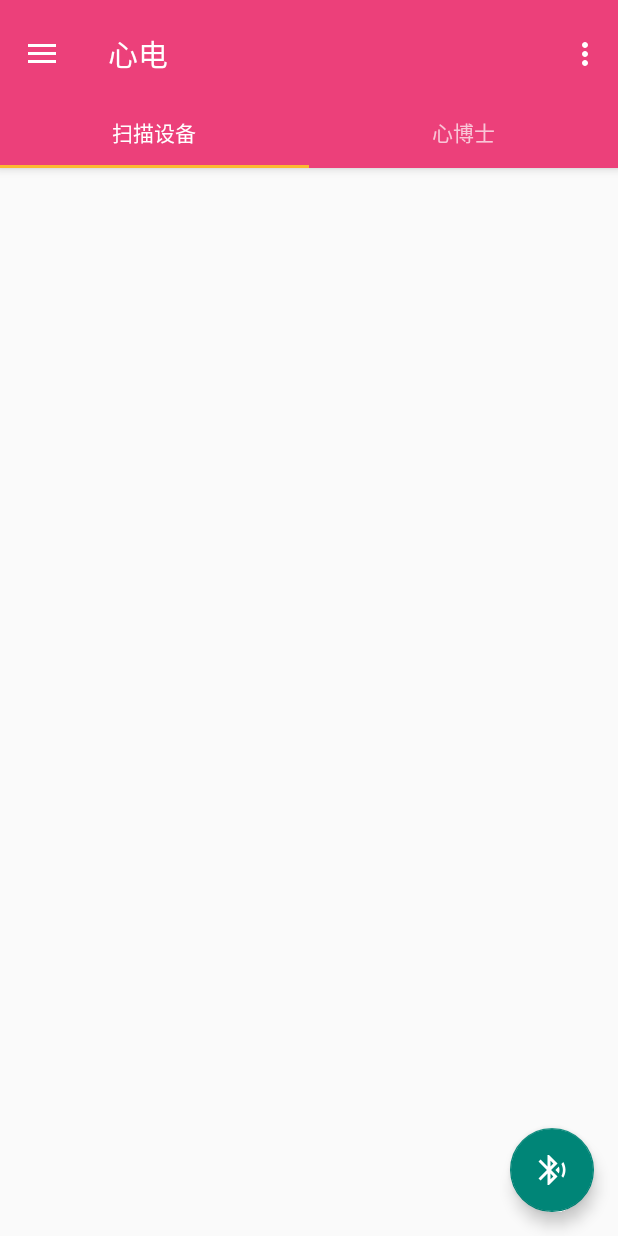
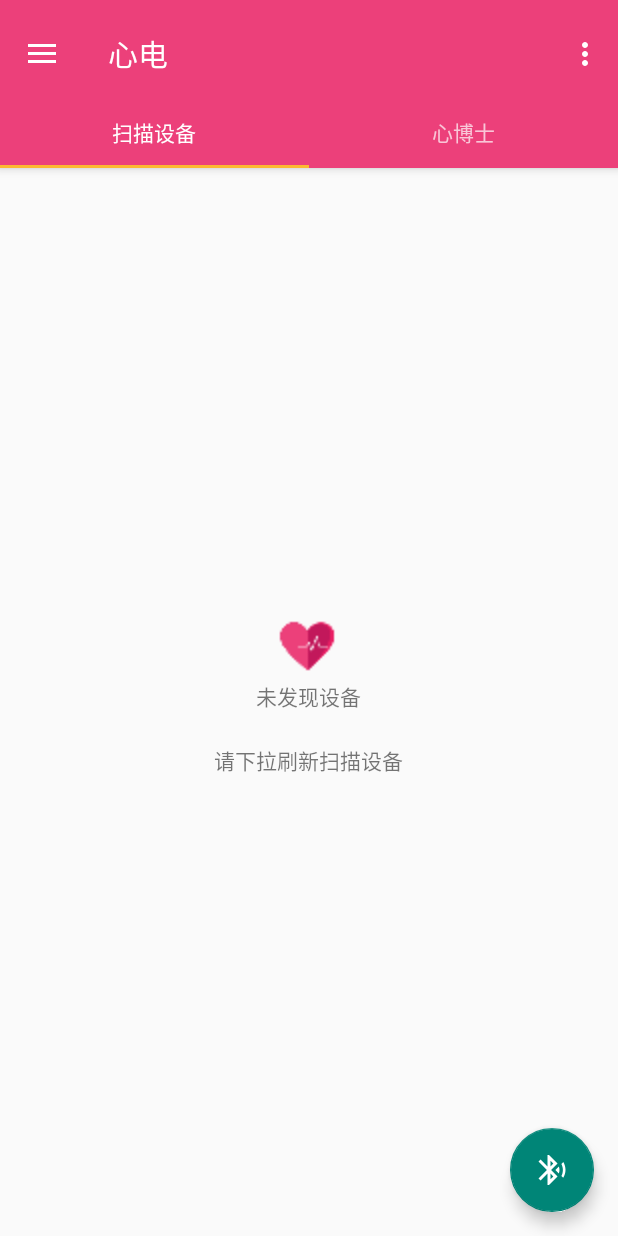
Before and after one commit to agenthun/BleECG, an Android app: the screen it shows after launch (MainActivity), on a phone screen of 412 x 824 dp. Run offline under Robolectric (Android 15) with nearby library versions, the phone set to English and light mode, and no system bars; our stand-ins replace ButterKnife; libraries missing offline, so code that uses them is left out: com.github.ybq.android, com.txusballesteros, it.gmariotti.recyclerview; 5 statements that could not run were skipped.

Commit message:
add emptyView @ recyclerView

```diff
--- a/app/src/main/java/com/agenthun/bleecg/fragment/ScanDeviceFragment.java
+++ b/app/src/main/java/com/agenthun/bleecg/fragment/ScanDeviceFragment.java
@@ -24,6 +24,7 @@ import com.agenthun.bleecg.activity.DeviceOperationActivity;
 import com.agenthun.bleecg.activity.MainActivity;
 import com.agenthun.bleecg.adapter.DeviceAdapter;
 import com.agenthun.bleecg.connectivity.ble.ACSUtility;
+import com.agenthun.bleecg.view.CheckEmptyRecyclerView;
 
 import java.util.ArrayList;
 import java.util.HashMap;
@@ -49,7 +50,8 @@ public class ScanDeviceFragment extends Fragment implements SwipeRefreshLayout.O
     private String mContainerNo;
 
     private SwipeRefreshLayout swipeRefreshLayout;
-    private RecyclerView recyclerView;
+    private View noDevices;
+    private CheckEmptyRecyclerView recyclerView;
     private DeviceAdapter deviceAdapter;
 
     private BluetoothAdapter mBluetoothAdapter;
@@ -114,9 +116,11 @@ public class ScanDeviceFragment extends Fragment implements SwipeRefreshLayout.O
             }
         });
 
+        noDevices = view.findViewById(R.id.noDevices);
+
         deviceList = new ArrayList<>();
 
-        recyclerView = (RecyclerView) view.findViewById(R.id.recyclerView);
+        recyclerView = (CheckEmptyRecyclerView) view.findViewById(R.id.recyclerView);
         deviceAdapter = new DeviceAdapter(deviceList, deviceRssiValues);
         deviceAdapter.setOnItemClickListener(new DeviceAdapter.OnItemClickListener() {
             @Override
@@ -148,6 +152,7 @@ public class ScanDeviceFragment extends Fragment implements SwipeRefreshLayout.O
         recyclerView.setAdapter(deviceAdapter);
         recyclerView.setItemAnimator(new SlideScaleInOutRightItemAnimator(recyclerView));
 
+        recyclerView.setEmptyView(noDevices);
         return view;
     }
 
@@ -163,6 +168,14 @@ public class ScanDeviceFragment extends Fragment implements SwipeRefreshLayout.O
 
     @Override
     public void onRefresh() {
+        swipeRefreshLayout.setRefreshing(false);
+        swipeRefreshLayout.post(new Runnable() {
+            @Override
+            public void run() {
+                swipeRefreshLayout.setRefreshing(true);
+            }
+        });
+
         if (mBluetoothAdapter != null && mBluetoothAdapter.isEnabled()) {
             scanDevice();
         } else {
--- /dev/null
+++ b/app/src/main/java/com/agenthun/bleecg/view/CheckEmptyRecyclerView.java
@@ -0,0 +1,80 @@
+package com.agenthun.bleecg.view;
+
+import android.content.Context;
+import android.support.annotation.Nullable;
+import android.support.v7.widget.RecyclerView;
+import android.util.AttributeSet;
+import android.view.View;
+
+/**
+ * @project BleECG
+ * @authors agenthun
+ * @date 16/8/4 21:01.
+ */
+public class CheckEmptyRecyclerView extends RecyclerView {
+    private View emptyView;
+
+    public CheckEmptyRecyclerView(Context context) {
+        super(context);
+    }
+
+    public CheckEmptyRecyclerView(Context context, @Nullable AttributeSet attrs) {
+        super(context, attrs);
+    }
+
+    public CheckEmptyRecyclerView(Context context, @Nullable AttributeSet attrs, int defStyle) {
+        super(context, attrs, defStyle);
+    }
+
+    private AdapterDataObserver observer = new AdapterDataObserver() {
+        @Override
+        public void onChanged() {
+            super.onChanged();
+            checkIsEmpty();
+        }
+
+        @Override
+        public void onItemRangeInserted(int positionStart, int itemCount) {
+            super.onItemRangeInserted(positionStart, itemCount);
+            checkIsEmpty();
+        }
+
+        @Override
+        public void onItemRangeRemoved(int positionStart, int itemCount) {
+            super.onItemRangeRemoved(positionStart, itemCount);
+            checkIsEmpty();
+        }
+
+        @Override
+        public void onItemRangeChanged(int positionStart, int itemCount) {
+            super.onItemRangeChanged(positionStart, itemCount);
+            checkIsEmpty();
+        }
+    };
+
+    private void checkIsEmpty() {
+        if (emptyView != null && getAdapter() != null) {
+            boolean emptyViewIsAvailable = getAdapter().getItemCount() == 0;
+            emptyView.setVisibility(emptyViewIsAvailable ? VISIBLE : GONE);
+            setVisibility(emptyViewIsAvailable ? GONE : VISIBLE);
+        }
+    }
+
+    @Override
+    public void setAdapter(Adapter adapter) {
+        Adapter old = getAdapter();
+        if (old != null) {
+            old.unregisterAdapterDataObserver(observer);
+        }
+        super.setAdapter(adapter);
+        if (adapter != null) {
+            adapter.registerAdapterDataObserver(observer);
+        }
+        checkIsEmpty();
+    }
+
+    public void setEmptyView(View emptyView) {
+        this.emptyView = emptyView;
+        checkIsEmpty();
+    }
+}
--- a/app/src/main/res/layout/fragment_scan_device.xml
+++ b/app/src/main/res/layout/fragment_scan_device.xml
@@ -14,9 +14,48 @@
         android:layout_width="match_parent"
         android:layout_height="match_parent">
 
-        <android.support.v7.widget.RecyclerView
-            android:id="@+id/recyclerView"
+        <RelativeLayout
             android:layout_width="match_parent"
-            android:layout_height="match_parent" />
+            android:layout_height="match_parent">
+
+            <com.agenthun.bleecg.view.CheckEmptyRecyclerView
+                android:id="@+id/recyclerView"
+                android:layout_width="match_parent"
+                android:layout_height="match_parent"
+                android:visibility="gone" />
+
+            <LinearLayout
+                android:id="@+id/noDevices"
+                android:layout_width="wrap_content"
+                android:layout_height="wrap_content"
+                android:layout_centerInParent="true"
+                android:orientation="vertical"
+                android:visibility="visible">
+
+                <ImageView
+                    android:id="@+id/noDevicesIcon"
+                    android:layout_width="48dp"
+                    android:layout_height="48dp"
+                    android:layout_gravity="center"
+                    android:src="@drawable/ic_decive" />
+
+                <TextView
+                    android:id="@+id/noDevicesMain"
+                    android:layout_width="wrap_content"
+                    android:layout_height="wrap_content"
+                    android:layout_gravity="center"
+                    android:layout_marginBottom="@dimen/spacing_normal"
+                    android:text="@string/no_devices_all" />
+
+                <TextView
+                    android:id="@+id/noDevicesAdd"
+                    android:layout_width="wrap_content"
+                    android:layout_height="48dp"
+                    android:layout_gravity="center"
+                    android:gravity="center"
+                    android:text="@string/scan_device_active" />
+            </LinearLayout>
+
+        </RelativeLayout>
     </android.support.v4.widget.SwipeRefreshLayout>
 </RelativeLayout>
--- a/app/src/main/res/values/strings.xml
+++ b/app/src/main/res/values/strings.xml
@@ -8,6 +8,9 @@
 
     <string name="page_title_scan_device">扫描设备</string>
     <string name="page_title_ecg_helper">心博士</string>
+
+    <string name="no_devices_all">未发现设备</string>
+    <string name="scan_device_active">请下拉刷新扫描设备</string>
 
     <string name="error_ble_not_supported">该设备不支持蓝牙功能</string>
     <string name="device_connecting">正在连接中...</string>
```
Also changed, not shown: app/src/main/res/drawable-xxhdpi/ic_decive.png (added), 1 other file.
